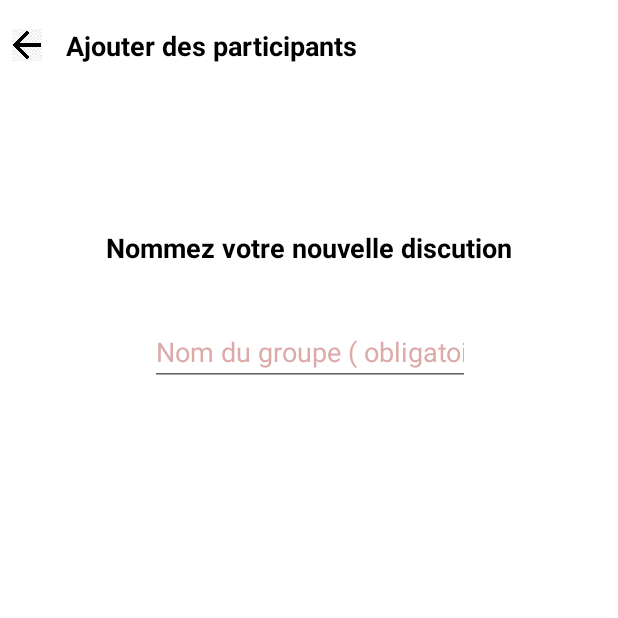
After one commit to victorme357/AndroidEsirApp, an Android app: the NewGroupActivity screen opened directly, with no data from a screen before it, on a phone screen of 412 x 824 dp, the top half of it. The commit adds this screen. Run offline under Robolectric (Android 15) with nearby library versions, the phone set to English and light mode, and no system bars; our stand-ins replace Firebase (no records; nobody signed in at launch, a user with empty details on screens opened directly), Picasso; libraries missing offline, so code that uses them is left out: com.xwray.groupie; 3 statements that could not run were skipped.

Commit message:
groupadd

```diff
--- /dev/null
+++ b/app/src/main/java/fr/vico/esirchatandroid/groups/NewGroupActivity.kt
@@ -0,0 +1,86 @@
+package fr.vico.esirchatandroid.groups
+
+import android.content.Intent
+import androidx.appcompat.app.AppCompatActivity
+import android.os.Bundle
+import android.util.Log
+import com.google.firebase.auth.FirebaseAuth
+import com.google.firebase.database.DataSnapshot
+import com.google.firebase.database.DatabaseError
+import com.google.firebase.database.FirebaseDatabase
+import com.google.firebase.database.ValueEventListener
+import com.google.firebase.ktx.Firebase
+import com.squareup.picasso.Picasso
+import com.xwray.groupie.GroupAdapter
+import com.xwray.groupie.Item
+import com.xwray.groupie.ViewHolder
+import fr.vico.esirchatandroid.R
+import fr.vico.esirchatandroid.messages.ChatLogActivity
+import fr.vico.esirchatandroid.messages.LatestMessagesActivity
+import fr.vico.esirchatandroid.messages.NewMessageActivity
+import fr.vico.esirchatandroid.models.Group
+import fr.vico.esirchatandroid.models.User
+import kotlinx.android.synthetic.main.activity_new_group.*
+import kotlinx.android.synthetic.main.user_row_new_group.view.*
+import kotlinx.android.synthetic.main.user_row_new_message.view.*
+
+class NewGroupActivity : AppCompatActivity() {
+    override fun onCreate(savedInstanceState: Bundle?) {
+        super.onCreate(savedInstanceState)
+        setContentView(R.layout.activity_new_group)
+
+        menuNewGroupActivity()
+        fetchUser()
+
+    }
+    val listusergroup = mutableListOf<User>()
+
+    private fun fetchUser(){
+            val ref = FirebaseDatabase.getInstance().getReference("/users")
+            ref.addListenerForSingleValueEvent(object : ValueEventListener {
+                override fun onCancelled(error: DatabaseError) {
+                    TODO("Not yet implemented")
+                }
+
+                override fun onDataChange(snapshot: DataSnapshot) {
+                    val adapter = GroupAdapter<ViewHolder>()
+                    snapshot.children.forEach {
+                        val user = it.getValue(User::class.java)
+                        if(user != null) {
+                            adapter.add(
+                                UserItem(
+                                    user
+                                )
+                            )
+                        }
+                    }
+                    adapter.setOnItemClickListener { item, view ->
+
+                        val userItem = item as User
+                        listusergroup.add(userItem)
+                    }
+                    recyclerview_new_group.adapter = adapter
+    }
+
+})}
+
+    class UserItem ( val user: User): Item<ViewHolder>() {
+
+        override fun bind(viewHolder: ViewHolder, position: Int) {
+            viewHolder.itemView.username_textview_new_group.text = user.username
+            Picasso.get().load(user.profileImage).into(viewHolder.itemView.username_imageview_new_group)
+        }
+        override fun getLayout(): Int {
+            return R.layout.user_row_new_group
+        }
+    }
+
+    private fun menuNewGroupActivity(){
+
+        come_back_new_group.setOnClickListener {
+            val intent = Intent(this, LatestGroups::class.java)
+            intent.flags = Intent.FLAG_ACTIVITY_CLEAR_TASK.or(Intent.FLAG_ACTIVITY_NEW_TASK)
+            startActivity(intent)
+        }
+    }
+}
--- /dev/null
+++ b/app/src/main/res/layout/activity_new_group.xml
@@ -0,0 +1,98 @@
+<?xml version="1.0" encoding="utf-8"?>
+<androidx.constraintlayout.widget.ConstraintLayout xmlns:android="http://schemas.android.com/apk/res/android"
+    xmlns:app="http://schemas.android.com/apk/res-auto"
+    xmlns:tools="http://schemas.android.com/tools"
+    android:layout_width="match_parent"
+    android:layout_height="match_parent"
+    android:background="@android:color/white"
+    tools:context=".groups.NewGroupActivity">
+
+    <androidx.constraintlayout.widget.ConstraintLayout
+        android:id="@+id/constraintLayout3"
+        android:layout_width="0dp"
+        android:layout_height="60dp"
+        app:layout_constraintEnd_toEndOf="parent"
+        app:layout_constraintStart_toStartOf="parent"
+        app:layout_constraintTop_toTopOf="parent">
+
+        <ImageView
+            android:id="@+id/come_back_new_group"
+            android:layout_width="20dp"
+            android:layout_height="0dp"
+            android:layout_marginStart="8dp"
+            android:layout_marginLeft="8dp"
+            app:layout_constraintBottom_toBottomOf="parent"
+            app:layout_constraintStart_toStartOf="parent"
+            app:layout_constraintTop_toTopOf="parent"
+            app:srcCompat="@drawable/arrow_come_back" />
+
+        <TextView
+            android:id="@+id/textView2"
+            android:layout_width="wrap_content"
+            android:layout_height="wrap_content"
+            android:layout_marginStart="16dp"
+            android:layout_marginLeft="16dp"
+            android:text="Ajouter des participants"
+            android:textColor="@android:color/black"
+            android:textSize="18dp"
+            android:textStyle="bold"
+            app:layout_constraintBottom_toBottomOf="parent"
+            app:layout_constraintStart_toEndOf="@+id/come_back_new_group"
+            app:layout_constraintTop_toTopOf="parent" />
+    </androidx.constraintlayout.widget.ConstraintLayout>
+
+    <androidx.recyclerview.widget.RecyclerView
+        android:id="@+id/recyclerview_new_group"
+        android:layout_width="317dp"
+        android:layout_height="366dp"
+        android:layout_marginStart="32dp"
+        android:layout_marginLeft="32dp"
+        android:layout_marginEnd="32dp"
+        android:layout_marginRight="32dp"
+        android:layout_marginBottom="8dp"
+        app:layoutManager="androidx.recyclerview.widget.LinearLayoutManager"
+        app:layout_constraintBottom_toBottomOf="parent"
+        app:layout_constraintEnd_toEndOf="parent"
+        app:layout_constraintStart_toStartOf="parent"
+        app:layout_constraintTop_toBottomOf="@+id/constraintLayout4" />
+
+    <androidx.constraintlayout.widget.ConstraintLayout
+        android:id="@+id/constraintLayout4"
+        android:layout_width="334dp"
+        android:layout_height="168dp"
+        android:layout_marginTop="16dp"
+        app:layout_constraintBottom_toTopOf="@+id/recyclerview_new_group"
+        app:layout_constraintEnd_toEndOf="parent"
+        app:layout_constraintStart_toStartOf="parent"
+        app:layout_constraintTop_toBottomOf="@+id/constraintLayout3">
+
+        <TextView
+            android:id="@+id/textView3"
+            android:layout_width="wrap_content"
+            android:layout_height="wrap_content"
+            android:layout_marginTop="8dp"
+            android:text="Nommez votre nouvelle discution"
+            android:textColor="@android:color/black"
+            android:textSize="18dp"
+            android:textStyle="bold"
+            app:layout_constraintEnd_toEndOf="parent"
+            app:layout_constraintStart_toStartOf="parent"
+            app:layout_constraintTop_toTopOf="parent" />
+
+        <EditText
+            android:id="@+id/edit_text_choose_group_name"
+            android:layout_width="wrap_content"
+            android:layout_height="wrap_content"
+            android:layout_marginTop="8dp"
+            android:ems="10"
+            android:hint="Nom du groupe ( obligatoire )"
+            android:inputType="textPersonName"
+            android:textColorHint="#DDAAAA"
+            app:layout_constraintBottom_toBottomOf="parent"
+            app:layout_constraintEnd_toEndOf="parent"
+            app:layout_constraintStart_toStartOf="parent"
+            app:layout_constraintTop_toBottomOf="@+id/textView3"
+            app:layout_constraintVertical_bias="0.329" />
+
+    </androidx.constraintlayout.widget.ConstraintLayout>
+</androidx.constraintlayout.widget.ConstraintLayout>
--- a/app/src/main/res/layout/activity_splash_screen.xml
+++ b/app/src/main/res/layout/activity_splash_screen.xml
@@ -7,8 +7,8 @@
     tools:context=".registerlogin.SplashScreenActivity">
 
     <ImageView
-        android:layout_width="468dp"
-        android:layout_height="863dp"
+        android:layout_width="263dp"
+        android:layout_height="509dp"
         android:src="@drawable/lossbichmessenger"
         app:layout_constraintBottom_toBottomOf="parent"
         app:layout_constraintEnd_toEndOf="parent"
```
Also changed, not shown: app/src/main/AndroidManifest.xml (+9 -5 lines), app/src/main/java/fr/vico/esirchatandroid/groups/LatestGroups.kt (added, +32 -0 lines), app/src/main/java/fr/vico/esirchatandroid/messages/LatestMessagesActivity.kt (+7 -0 lines), app/src/main/java/fr/vico/esirchatandroid/models/Group.kt (added, +9 -0 lines), app/src/main/res/layout/activity_latest_groups.xml (added, +51 -0 lines), app/src/main/res/layout/activity_latest_messages.xml (+13 -1 lines), app/src/main/res/layout/user_row_new_group.xml (added, +44 -0 lines), app/src/main/res/drawable/add_group.png (added), app/src/main/res/drawable/add_user_group.png (added), app/src/main/res/drawable/groupe.jpg (added), app/src/main/res/drawable/remove_group.png (added).
